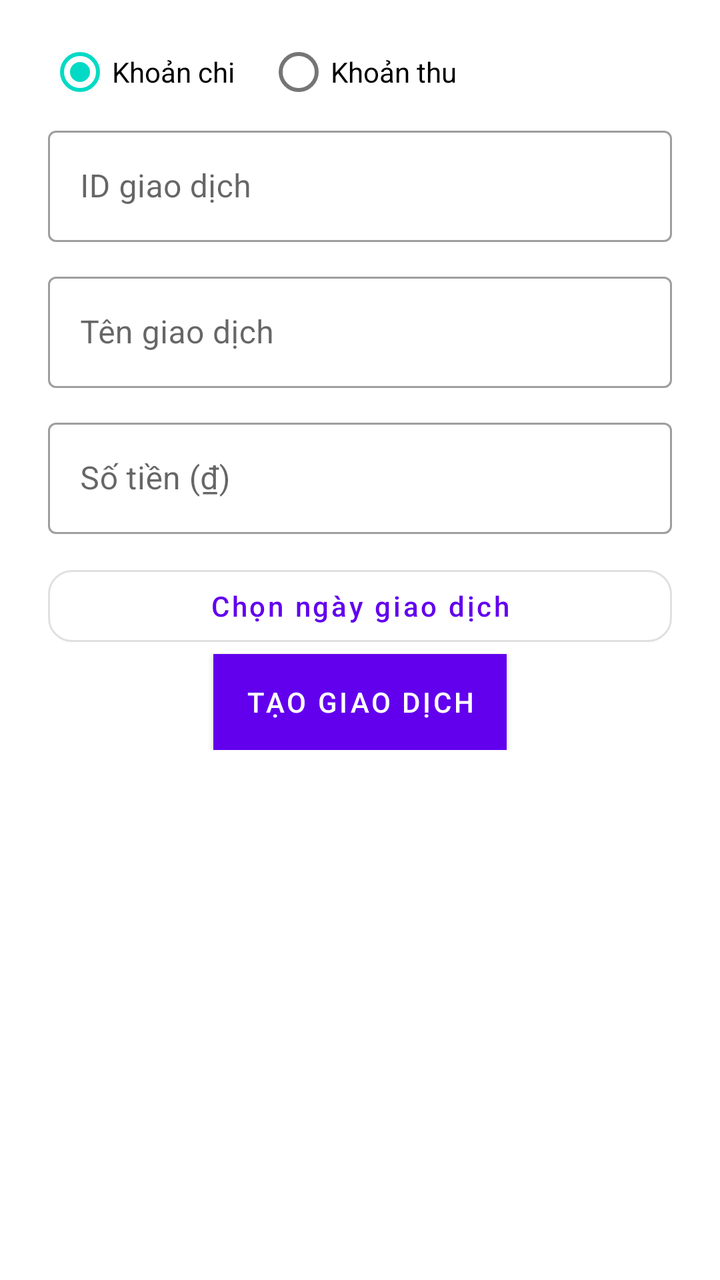
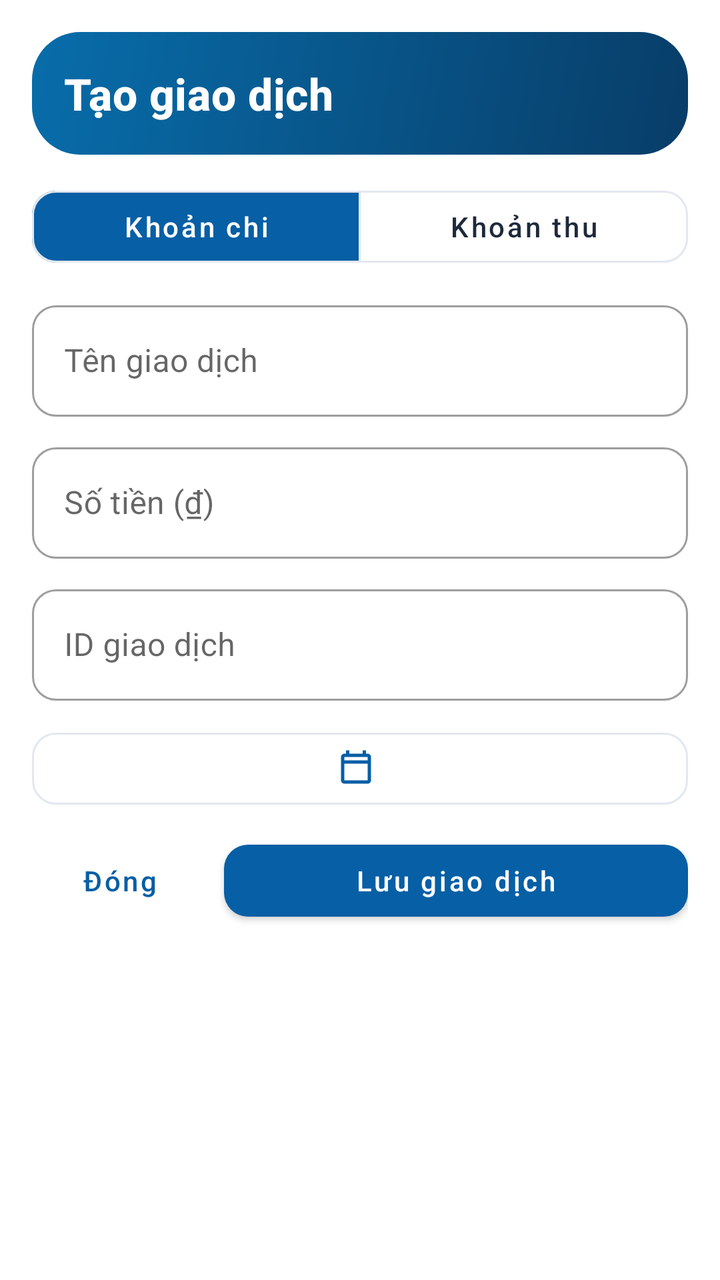

The first picture is an Android layout as it rendered before a commit; the second is the same layout after the commit. The layout source and the unified diff follow.
<!-- AndroidManifest.xml: application theme Theme.DemoV1 -->
<!-- res/layout/dialog_transaction.xml -->
<?xml version="1.0" encoding="utf-8"?>
<ScrollView xmlns:android="http://schemas.android.com/apk/res/android"
    xmlns:app="http://schemas.android.com/apk/res-auto"
    android:layout_width="match_parent"
    android:layout_height="wrap_content">

    <LinearLayout
        android:layout_width="match_parent"
        android:layout_height="wrap_content"
        android:orientation="vertical"
        android:paddingStart="24dp"
        android:paddingTop="12dp"
        android:paddingEnd="24dp">

        <RadioGroup
            android:id="@+id/transactionKind"
            android:layout_width="match_parent"
            android:layout_height="wrap_content"
            android:checkedButton="@+id/expense"
            android:orientation="horizontal">

            <RadioButton
                android:id="@+id/expense"
                android:layout_width="wrap_content"
                android:layout_height="wrap_content"
                android:minHeight="48dp"
                android:text="@string/transaction_expense" />

            <RadioButton
                android:id="@+id/income"
                android:layout_width="wrap_content"
                android:layout_height="wrap_content"
                android:layout_marginStart="16dp"
                android:minHeight="48dp"
                android:text="@string/transaction_income" />
        </RadioGroup>

        <com.google.android.material.textfield.TextInputLayout
            style="@style/Widget.MaterialComponents.TextInputLayout.OutlinedBox"
            android:layout_width="match_parent"
            android:layout_height="wrap_content"
            android:layout_marginBottom="12dp"
            android:hint="@string/transaction_id">

            <com.google.android.material.textfield.TextInputEditText
                android:id="@+id/transactionId"
                android:layout_width="match_parent"
                android:layout_height="wrap_content"
                android:inputType="number" />
        </com.google.android.material.textfield.TextInputLayout>

        <com.google.android.material.textfield.TextInputLayout
            style="@style/Widget.MaterialComponents.TextInputLayout.OutlinedBox"
            android:layout_width="match_parent"
            android:layout_height="wrap_content"
            android:hint="@string/transaction_name">

            <com.google.android.material.textfield.TextInputEditText
                android:id="@+id/transactionName"
                android:layout_width="match_parent"
                android:layout_height="wrap_content"
                android:inputType="textCapSentences"
                android:maxLines="1" />
        </com.google.android.material.textfield.TextInputLayout>

        <com.google.android.material.textfield.TextInputLayout
            style="@style/Widget.MaterialComponents.TextInputLayout.OutlinedBox"
            android:layout_width="match_parent"
            android:layout_height="wrap_content"
            android:layout_marginTop="12dp"
            android:hint="@string/transaction_amount">

            <com.google.android.material.textfield.TextInputEditText
                android:id="@+id/transactionAmount"
                android:layout_width="match_parent"
                android:layout_height="wrap_content"
                android:inputType="number" />
        </com.google.android.material.textfield.TextInputLayout>
        <com.google.android.material.button.MaterialButton
            android:id="@+id/selectDate"
            style="@style/Widget.MaterialComponents.Button.OutlinedButton"
            android:layout_width="match_parent"
            android:layout_height="wrap_content"
            android:layout_marginTop="12dp"
            android:minHeight="48dp"
            android:text="@string/transaction_choose_date"
            android:textAllCaps="false"
            app:cornerRadius="12dp" />

        <Button
            android:id="@+id/createTransaction"
            android:layout_width="wrap_content"
            android:layout_height="match_parent"
            android:background="@color/primarycolor"
            android:layout_gravity="center_horizontal"
            android:text="Tạo giao dịch"
            />
    </LinearLayout>
</ScrollView>
<!-- resources referenced by this layout -->
<resources>
  <color name="primarycolor">#217BF2</color>
  <string name="transaction_amount">Số tiền (₫)</string>
  <string name="transaction_choose_date">Chọn ngày giao dịch</string>
  <string name="transaction_expense">Khoản chi</string>
  <string name="transaction_id">ID giao dịch</string>
  <string name="transaction_income">Khoản thu</string>
  <string name="transaction_name">Tên giao dịch</string>
  <style name="Theme.DemoV1" parent="Theme.MaterialComponents.DayNight.NoActionBar">
          
          <item name="colorPrimary">@color/purple_500</item>
          <item name="colorPrimaryVariant">@color/purple_700</item>
          <item name="colorOnPrimary">@color/white</item>
          
          <item name="colorSecondary">@color/teal_200</item>
          <item name="colorSecondaryVariant">@color/teal_700</item>
          <item name="colorOnSecondary">@color/black</item>
          
          <item name="android:statusBarColor">?attr/colorPrimaryVariant</item>
          
      <item name="android:statusBarColor">@color/white</item>
      <item name="android:windowLightStatusBar">true</item>
      </style>
  <color name="purple_500">#FF6200EE</color>
  <color name="purple_700">#FF3700B3</color>
  <color name="white">#FFFFFFFF</color>
  <color name="teal_200">#FF03DAC5</color>
  <color name="teal_700">#FF018786</color>
  <color name="black">#FF000000</color>
</resources>

<!-- the commit's change to res/layout/dialog_transaction.xml (unified diff, before → after) -->
@@ -1,99 +1,122 @@
 <?xml version="1.0" encoding="utf-8"?>
-<ScrollView xmlns:android="http://schemas.android.com/apk/res/android"
+<androidx.core.widget.NestedScrollView xmlns:android="http://schemas.android.com/apk/res/android"
     xmlns:app="http://schemas.android.com/apk/res-auto"
     android:layout_width="match_parent"
-    android:layout_height="wrap_content">
+    android:layout_height="wrap_content"
+    android:clipToPadding="false">
 
     <LinearLayout
         android:layout_width="match_parent"
         android:layout_height="wrap_content"
+        android:focusableInTouchMode="true"
         android:orientation="vertical"
-        android:paddingStart="24dp"
-        android:paddingTop="12dp"
-        android:paddingEnd="24dp">
+        android:padding="16dp">
 
-        <RadioGroup
+        <TextView
+            style="@style/Home.Heading"
+            android:accessibilityHeading="true"
+            android:background="@drawable/bg_ocean"
+            android:padding="16dp"
+            android:text="@string/transaction_create"
+            android:textColor="@color/white"
+            android:textSize="22sp" />
+
+        <com.google.android.material.button.MaterialButtonToggleGroup
             android:id="@+id/transactionKind"
             android:layout_width="match_parent"
             android:layout_height="wrap_content"
-            android:checkedButton="@+id/expense"
-            android:orientation="horizontal">
+            android:layout_marginTop="12dp"
+            app:checkedButton="@+id/expense"
+            app:selectionRequired="true"
+            app:singleSelection="true">
 
-            <RadioButton
+            <com.google.android.material.button.MaterialButton
                 android:id="@+id/expense"
-                android:layout_width="wrap_content"
-                android:layout_height="wrap_content"
-                android:minHeight="48dp"
+                style="@style/Widget.DemoV1.TransactionOption"
                 android:text="@string/transaction_expense" />
 
-            <RadioButton
+            <com.google.android.material.button.MaterialButton
                 android:id="@+id/income"
-                android:layout_width="wrap_content"
-                android:layout_height="wrap_content"
-                android:layout_marginStart="16dp"
-                android:minHeight="48dp"
+                style="@style/Widget.DemoV1.TransactionOption"
                 android:text="@string/transaction_income" />
-        </RadioGroup>
+        </com.google.android.material.button.MaterialButtonToggleGroup>
 
-        <com.google.android.material.textfield.TextInputLayout
-            style="@style/Widget.MaterialComponents.TextInputLayout.OutlinedBox"
-            android:layout_width="match_parent"
-            android:layout_height="wrap_content"
-            android:layout_marginBottom="12dp"
-            android:hint="@string/transaction_id">
+            <com.google.android.material.textfield.TextInputLayout
+                style="@style/Widget.DemoV1.TransactionField"
+                android:hint="@string/transaction_name">
 
-            <com.google.android.material.textfield.TextInputEditText
-                android:id="@+id/transactionId"
-                android:layout_width="match_parent"
-                android:layout_height="wrap_content"
-                android:inputType="number" />
-        </com.google.android.material.textfield.TextInputLayout>
+                <com.google.android.material.textfield.TextInputEditText
+                    android:id="@+id/transactionName"
+                    android:layout_width="match_parent"
+                    android:layout_height="wrap_content"
+                    android:inputType="textCapSentences"
+                    android:singleLine="true" />
+            </com.google.android.material.textfield.TextInputLayout>
 
-        <com.google.android.material.textfield.TextInputLayout
-            style="@style/Widget.MaterialComponents.TextInputLayout.OutlinedBox"
-            android:layout_width="match_parent"
-            android:layout_height="wrap_content"
-            android:hint="@string/transaction_name">
+            <com.google.android.material.textfield.TextInputLayout
+                style="@style/Widget.DemoV1.TransactionField"
+                android:id="@+id/transactionAmountField"
+                android:hint="@string/transaction_amount">
 
-            <com.google.android.material.textfield.TextInputEditText
-                android:id="@+id/transactionName"
-                android:layout_width="match_parent"
-                android:layout_height="wrap_content"
-                android:inputType="textCapSentences"
-                android:maxLines="1" />
-        </com.google.android.material.textfield.TextInputLayout>
+                <com.google.android.material.textfield.TextInputEditText
+                    android:id="@+id/transactionAmount"
+                    android:layout_width="match_parent"
+                    android:layout_height="wrap_content"
+                    android:inputType="number"
+                    android:singleLine="true" />
+            </com.google.android.material.textfield.TextInputLayout>
 
-        <com.google.android.material.textfield.TextInputLayout
-            style="@style/Widget.MaterialComponents.TextInputLayout.OutlinedBox"
-            android:layout_width="match_parent"
-            android:layout_height="wrap_content"
-            android:layout_marginTop="12dp"
-            android:hint="@string/transaction_amount">
+            <com.google.android.material.textfield.TextInputLayout
+                style="@style/Widget.DemoV1.TransactionField"
+                android:hint="@string/transaction_id">
 
-            <com.google.android.material.textfield.TextInputEditText
-                android:id="@+id/transactionAmount"
-                android:layout_width="match_parent"
-                android:layout_height="wrap_content"
-                android:inputType="number" />
-        </com.google.android.material.textfield.TextInputLayout>
+                <com.google.android.material.textfield.TextInputEditText
+                    android:id="@+id/transactionId"
+                    android:layout_width="match_parent"
+                    android:layout_height="wrap_content"
+                    android:inputType="number"
+                    android:singleLine="true" />
+            </com.google.android.material.textfield.TextInputLayout>
+
         <com.google.android.material.button.MaterialButton
             android:id="@+id/selectDate"
             style="@style/Widget.MaterialComponents.Button.OutlinedButton"
             android:layout_width="match_parent"
             android:layout_height="wrap_content"
-            android:layout_marginTop="12dp"
+            android:layout_marginTop="10dp"
             android:minHeight="48dp"
-            android:text="@string/transaction_choose_date"
             android:textAllCaps="false"
-            app:cornerRadius="12dp" />
+            app:cornerRadius="12dp"
+            app:icon="@drawable/ic_transaction_calendar"
+            app:iconGravity="textStart"
+            app:strokeColor="@color/settings_stroke" />
 
-        <Button
-            android:id="@+id/createTransaction"
-            android:layout_width="wrap_content"
-            android:layout_height="match_parent"
-            android:background="@color/primarycolor"
-            android:layout_gravity="center_horizontal"
-            android:text="Tạo giao dịch"
-            />
+        <LinearLayout
+            android:layout_width="match_parent"
+            android:layout_height="wrap_content"
+            android:layout_marginTop="8dp"
+            android:gravity="center_vertical"
+            android:orientation="horizontal">
+
+            <com.google.android.material.button.MaterialButton
+                android:id="@+id/closeTransaction"
+                style="@style/Widget.MaterialComponents.Button.TextButton"
+                android:layout_width="wrap_content"
+                android:layout_height="wrap_content"
+                android:layout_marginEnd="8dp"
+                android:minHeight="48dp"
+                android:text="@string/transaction_close"
+                android:textAllCaps="false" />
+
+            <com.google.android.material.button.MaterialButton
+                android:id="@+id/createTransaction"
+                android:layout_width="0dp"
+                android:layout_height="wrap_content"
+                android:layout_weight="1"
+                android:minHeight="48dp"
+                android:text="@string/transaction_save"
+                android:textAllCaps="false"
+                app:cornerRadius="12dp" />
+        </LinearLayout>
     </LinearLayout>
-</ScrollView>
+</androidx.core.widget.NestedScrollView>
<!-- resource entries referenced after the edit -->
@@ -1,32 +1,73 @@
 <!-- resources referenced by this layout -->
 <resources>
-  <color name="primarycolor">#217BF2</color>
+  <color name="settings_stroke">#E2E8F0</color>
+  <color name="primarycolor">#075FA5</color>
+  <color name="primary_dark">#083D68</color>
   <string name="transaction_amount">Số tiền (₫)</string>
-  <string name="transaction_choose_date">Chọn ngày giao dịch</string>
+  <string name="transaction_close">Đóng</string>
+  <string name="transaction_create">Tạo giao dịch</string>
   <string name="transaction_expense">Khoản chi</string>
   <string name="transaction_id">ID giao dịch</string>
   <string name="transaction_income">Khoản thu</string>
   <string name="transaction_name">Tên giao dịch</string>
+  <string name="transaction_save">Lưu giao dịch</string>
+  <style name="Home.Heading" parent="Home.Text">
+          <item name="android:textAppearance">?attr/textAppearanceHeadline6</item>
+          <item name="android:textStyle">bold</item>
+      </style>
+  <style name="Widget.DemoV1.TransactionField" parent="Widget.MaterialComponents.TextInputLayout.OutlinedBox">
+          <item name="android:layout_width">match_parent</item>
+          <item name="android:layout_height">wrap_content</item>
+          <item name="android:layout_marginTop">10dp</item>
+          <item name="boxCornerRadiusTopStart">12dp</item>
+          <item name="boxCornerRadiusTopEnd">12dp</item>
+          <item name="boxCornerRadiusBottomStart">12dp</item>
+          <item name="boxCornerRadiusBottomEnd">12dp</item>
+      </style>
+  <style name="Widget.DemoV1.TransactionOption" parent="Widget.MaterialComponents.Button.OutlinedButton">
+          <item name="android:layout_width">0dp</item>
+          <item name="android:layout_height">wrap_content</item>
+          <item name="android:layout_weight">1</item>
+          <item name="android:minHeight">48dp</item>
+          <item name="android:textAllCaps">false</item>
+          <item name="android:textColor">@color/transaction_option_text</item>
+          <item name="backgroundTint">@color/transaction_option_background</item>
+          <item name="cornerRadius">12dp</item>
+          <item name="strokeColor">@color/settings_stroke</item>
+      </style>
   <style name="Theme.DemoV1" parent="Theme.MaterialComponents.DayNight.NoActionBar">
           
-          <item name="colorPrimary">@color/purple_500</item>
-          <item name="colorPrimaryVariant">@color/purple_700</item>
+          <item name="colorPrimary">@color/primarycolor</item>
+          <item name="colorPrimaryVariant">@color/primary_dark</item>
           <item name="colorOnPrimary">@color/white</item>
           
-          <item name="colorSecondary">@color/teal_200</item>
-          <item name="colorSecondaryVariant">@color/teal_700</item>
-          <item name="colorOnSecondary">@color/black</item>
+          <item name="colorSecondary">@color/primarycolor</item>
+          <item name="colorSecondaryVariant">@color/primary_dark</item>
+          <item name="colorOnSecondary">@color/white</item>
           
-          <item name="android:statusBarColor">?attr/colorPrimaryVariant</item>
-          
-      <item name="android:statusBarColor">@color/white</item>
-      <item name="android:windowLightStatusBar">true</item>
+          <item name="android:statusBarColor">@color/white</item>
+          <item name="android:windowLightStatusBar">true</item>
       </style>
-  <color name="purple_500">#FF6200EE</color>
-  <color name="purple_700">#FF3700B3</color>
+  <color name="ocean_start">#083D68</color>
+  <color name="ocean_end">#086DAA</color>
+  <style name="Home.Text">
+          <item name="android:layout_width">match_parent</item>
+          <item name="android:layout_height">wrap_content</item>
+      </style>
   <color name="white">#FFFFFFFF</color>
-  <color name="teal_200">#FF03DAC5</color>
-  <color name="teal_700">#FF018786</color>
-  <color name="black">#FF000000</color>
+  <!-- drawable bg_ocean (drawable) -->
+  <?xml version="1.0" encoding="utf-8"?>
+  <shape xmlns:android="http://schemas.android.com/apk/res/android">
+      <gradient android:angle="135" android:startColor="@color/ocean_start"
+          android:endColor="@color/ocean_end" />
+      <corners android:radius="24dp" />
+  </shape>
+  <!-- drawable ic_transaction_calendar (drawable) -->
+  <vector xmlns:android="http://schemas.android.com/apk/res/android"
+      android:width="20dp" android:height="20dp"
+      android:viewportWidth="24" android:viewportHeight="24">
+      <path android:fillColor="@color/white"
+          android:pathData="M19,3H18V1H16V3H8V1H6V3H5C3.9,3 3,3.9 3,5V19C3,20.1 3.9,21 5,21H19C20.1,21 21,20.1 21,19V5C21,3.9 20.1,3 19,3ZM19,19H5V9H19ZM19,7H5V5H19Z" />
+  </vector>
 </resources>
 
